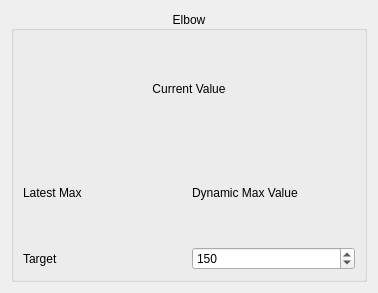
Old version of the form LiveDataView/live_data_widget_1.ui in the repository mmcinnes123/Delsys_GUI_For_Physios.
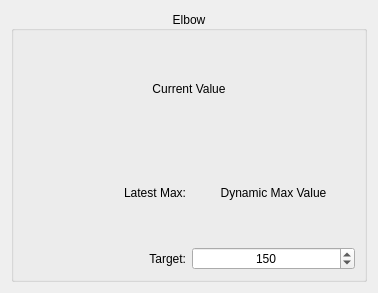
New version of the form.

Diff of the .ui file:
```diff
--- a/LiveDataView/live_data_widget_1.ui
+++ b/LiveDataView/live_data_widget_1.ui
@@ -25,6 +25,9 @@
      <layout class="QGridLayout" name="gridLayout_2">
       <item row="2" column="1">
        <widget class="QSpinBox" name="target_spinBox">
+        <property name="alignment">
+         <set>Qt::AlignCenter</set>
+        </property>
         <property name="maximum">
          <number>180</number>
         </property>
@@ -39,7 +42,10 @@
       <item row="2" column="0">
        <widget class="QLabel" name="target_label">
         <property name="text">
-         <string>Target</string>
+         <string>Target:</string>
+        </property>
+        <property name="alignment">
+         <set>Qt::AlignRight|Qt::AlignTrailing|Qt::AlignVCenter</set>
         </property>
        </widget>
       </item>
@@ -48,12 +54,18 @@
         <property name="text">
          <string>Dynamic Max Value</string>
         </property>
+        <property name="alignment">
+         <set>Qt::AlignCenter</set>
+        </property>
        </widget>
       </item>
       <item row="1" column="0">
        <widget class="QLabel" name="latest_max_label">
         <property name="text">
-         <string>Latest Max</string>
+         <string>Latest Max:</string>
+        </property>
+        <property name="alignment">
+         <set>Qt::AlignRight|Qt::AlignTrailing|Qt::AlignVCenter</set>
         </property>
        </widget>
       </item>
```
